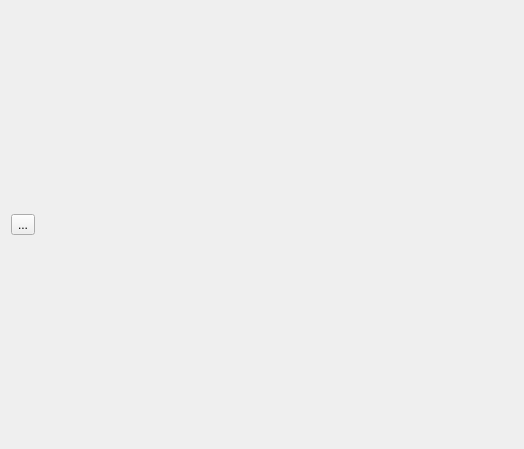
This is qplotwindow.ui in ArashMassoudieh/OpenHydroQual as Qt 5 draws it before an edit. The edited form follows.
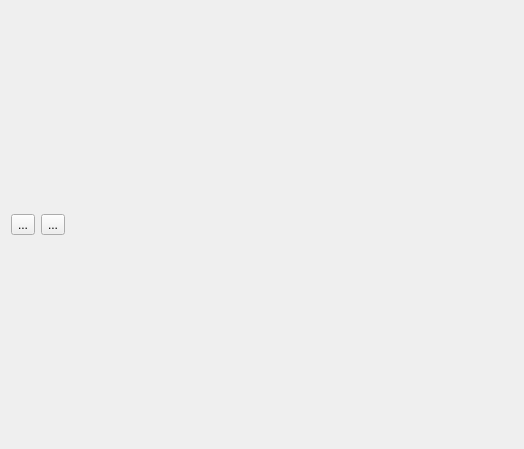
This is the edited form.

```diff
--- a/qplotwindow.ui
+++ b/qplotwindow.ui
@@ -15,11 +15,41 @@
   </property>
   <layout class="QVBoxLayout" name="verticalLayout">
    <item>
-    <widget class="QToolButton" name="toolButton">
-     <property name="text">
-      <string>...</string>
-     </property>
-    </widget>
+    <layout class="QHBoxLayout" name="horizontalLayout">
+     <item>
+      <widget class="QToolButton" name="ExportToPNG">
+       <property name="toolTip">
+        <string>Export to PNG</string>
+       </property>
+       <property name="text">
+        <string>...</string>
+       </property>
+      </widget>
+     </item>
+     <item>
+      <widget class="QToolButton" name="ExporttoCSV">
+       <property name="toolTip">
+        <string>Export to CSV</string>
+       </property>
+       <property name="text">
+        <string>...</string>
+       </property>
+      </widget>
+     </item>
+     <item>
+      <spacer name="horizontalSpacer">
+       <property name="orientation">
+        <enum>Qt::Horizontal</enum>
+       </property>
+       <property name="sizeHint" stdset="0">
+        <size>
+         <width>40</width>
+         <height>20</height>
+        </size>
+       </property>
+      </spacer>
+     </item>
+    </layout>
    </item>
   </layout>
  </widget>
```
